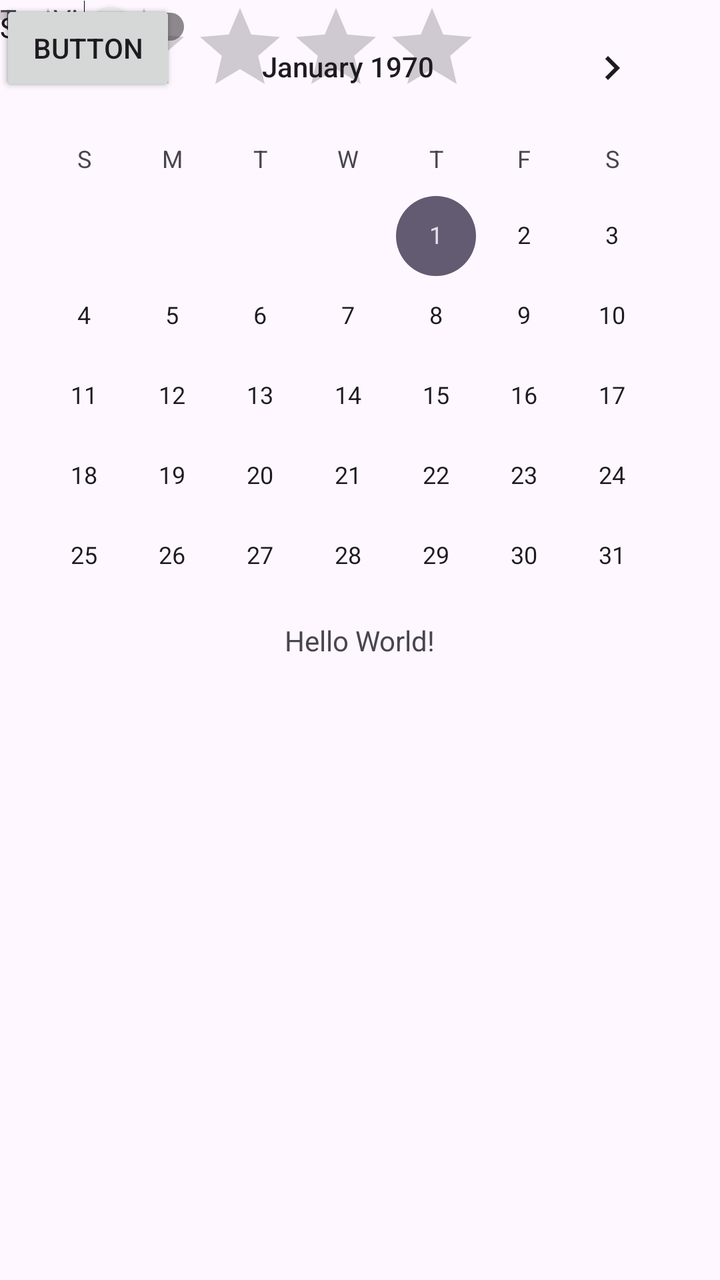
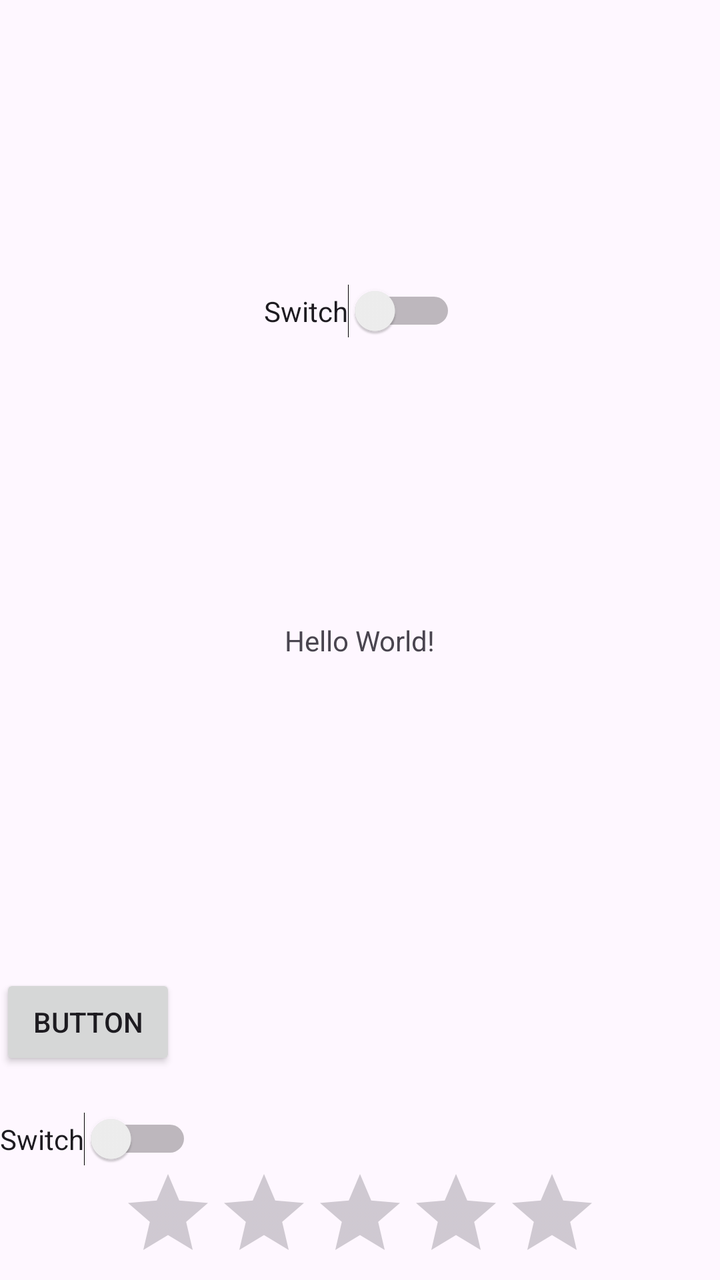

Two renders of the same Android screen: before a commit and after it. Below are the layout's source before the change and the commit's diff.
<!-- AndroidManifest.xml: application theme Theme.Testing_commits -->
<!-- res/layout/activity_main.xml -->
<?xml version="1.0" encoding="utf-8"?>
<androidx.constraintlayout.widget.ConstraintLayout xmlns:android="http://schemas.android.com/apk/res/android"
    xmlns:app="http://schemas.android.com/apk/res-auto"
    xmlns:tools="http://schemas.android.com/tools"
    android:id="@+id/main"
    android:layout_width="match_parent"
    android:layout_height="match_parent"
    tools:context=".MainActivity">

    <TextView
        android:layout_width="wrap_content"
        android:layout_height="wrap_content"
        android:text="Hello World!"
        app:layout_constraintBottom_toBottomOf="parent"
        app:layout_constraintEnd_toEndOf="parent"
        app:layout_constraintStart_toStartOf="parent"
        app:layout_constraintTop_toTopOf="parent" />

    <Button
        android:id="@+id/button"
        android:layout_width="wrap_content"
        android:layout_height="wrap_content"
        android:text="Button"
        tools:layout_editor_absoluteX="192dp"
        tools:layout_editor_absoluteY="256dp" />

    <TextView
        android:id="@+id/textView"
        android:layout_width="wrap_content"
        android:layout_height="wrap_content"
        android:text="TextView"
        tools:layout_editor_absoluteX="118dp"
        tools:layout_editor_absoluteY="164dp" />

    <Switch
        android:id="@+id/switch1"
        android:layout_width="wrap_content"
        android:layout_height="wrap_content"
        android:text="Switch"
        tools:layout_editor_absoluteX="38dp"
        tools:layout_editor_absoluteY="240dp" />

    <Switch
        android:id="@+id/switch2"
        android:layout_width="wrap_content"
        android:layout_height="wrap_content"
        android:text="Switch"
        tools:layout_editor_absoluteX="88dp"
        tools:layout_editor_absoluteY="508dp" />

    <Button
        android:id="@+id/button2"
        android:layout_width="wrap_content"
        android:layout_height="wrap_content"
        android:text="Button"
        tools:layout_editor_absoluteX="224dp"
        tools:layout_editor_absoluteY="90dp" />

    <ProgressBar
        android:id="@+id/progressBar"
        style="?android:attr/progressBarStyleHorizontal"
        android:layout_width="wrap_content"
        android:layout_height="wrap_content"
        tools:layout_editor_absoluteX="164dp"
        tools:layout_editor_absoluteY="421dp" />

    <RatingBar
        android:id="@+id/ratingBar"
        android:layout_width="wrap_content"
        android:layout_height="wrap_content"
        tools:layout_editor_absoluteX="100dp"
        tools:layout_editor_absoluteY="570dp" />

    <CalendarView
        android:id="@+id/calendarView"
        android:layout_width="wrap_content"
        android:layout_height="wrap_content"
        tools:layout_editor_absoluteX="53dp"
        tools:layout_editor_absoluteY="238dp" />

</androidx.constraintlayout.widget.ConstraintLayout>
<!-- resources referenced by this layout -->
<resources>
  <style name="Theme.Testing_commits" parent="Base.Theme.Testing_commits" />
  <style name="Base.Theme.Testing_commits" parent="Theme.Material3.DayNight.NoActionBar">
          
          
      </style>
</resources>

<!-- the commit's change to res/layout/activity_main.xml (unified diff, before → after) -->
@@ -8,6 +8,7 @@
     tools:context=".MainActivity">
 
     <TextView
+        android:id="@+id/textView"
         android:layout_width="wrap_content"
         android:layout_height="wrap_content"
         android:text="Hello World!"
@@ -20,62 +21,36 @@
         android:id="@+id/button"
         android:layout_width="wrap_content"
         android:layout_height="wrap_content"
+        android:layout_marginTop="136dp"
         android:text="Button"
-        tools:layout_editor_absoluteX="192dp"
-        tools:layout_editor_absoluteY="256dp" />
-
-    <TextView
-        android:id="@+id/textView"
-        android:layout_width="wrap_content"
-        android:layout_height="wrap_content"
-        android:text="TextView"
-        tools:layout_editor_absoluteX="118dp"
-        tools:layout_editor_absoluteY="164dp" />
+        app:layout_constraintBottom_toTopOf="@+id/switch2"
+        app:layout_constraintTop_toBottomOf="@+id/textView"
+        tools:layout_editor_absoluteX="155dp" />
 
     <Switch
         android:id="@+id/switch1"
         android:layout_width="wrap_content"
         android:layout_height="wrap_content"
         android:text="Switch"
-        tools:layout_editor_absoluteX="38dp"
-        tools:layout_editor_absoluteY="240dp" />
+        app:layout_constraintBottom_toTopOf="@+id/textView"
+        app:layout_constraintEnd_toEndOf="parent"
+        app:layout_constraintStart_toStartOf="parent"
+        app:layout_constraintTop_toTopOf="parent" />
 
     <Switch
         android:id="@+id/switch2"
         android:layout_width="wrap_content"
         android:layout_height="wrap_content"
         android:text="Switch"
-        tools:layout_editor_absoluteX="88dp"
-        tools:layout_editor_absoluteY="508dp" />
-
-    <Button
-        android:id="@+id/button2"
-        android:layout_width="wrap_content"
-        android:layout_height="wrap_content"
-        android:text="Button"
-        tools:layout_editor_absoluteX="224dp"
-        tools:layout_editor_absoluteY="90dp" />
-
-    <ProgressBar
-        android:id="@+id/progressBar"
-        style="?android:attr/progressBarStyleHorizontal"
-        android:layout_width="wrap_content"
-        android:layout_height="wrap_content"
-        tools:layout_editor_absoluteX="164dp"
-        tools:layout_editor_absoluteY="421dp" />
+        app:layout_constraintBottom_toTopOf="@+id/ratingBar"
+        tools:layout_editor_absoluteX="157dp" />
 
     <RatingBar
         android:id="@+id/ratingBar"
         android:layout_width="wrap_content"
         android:layout_height="wrap_content"
-        tools:layout_editor_absoluteX="100dp"
-        tools:layout_editor_absoluteY="570dp" />
-
-    <CalendarView
-        android:id="@+id/calendarView"
-        android:layout_width="wrap_content"
-        android:layout_height="wrap_content"
-        tools:layout_editor_absoluteX="53dp"
-        tools:layout_editor_absoluteY="238dp" />
+        app:layout_constraintBottom_toBottomOf="parent"
+        app:layout_constraintEnd_toEndOf="parent"
+        app:layout_constraintStart_toStartOf="parent" />
 
 </androidx.constraintlayout.widget.ConstraintLayout>
